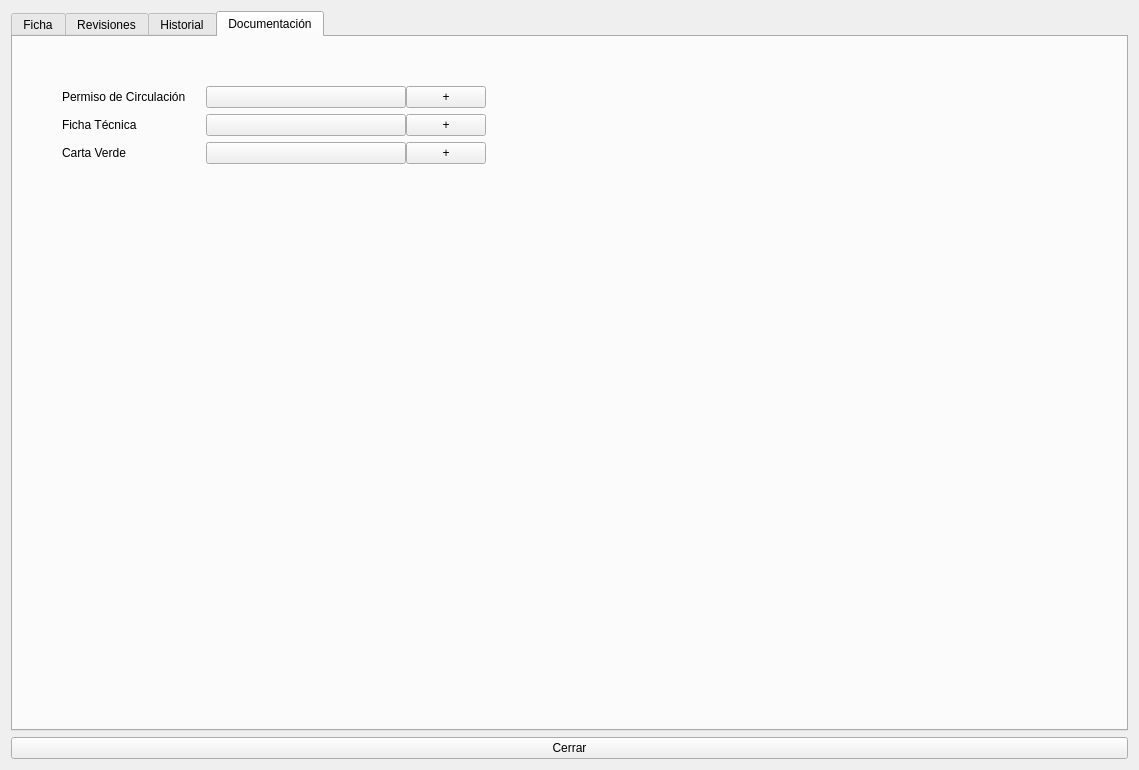
The window that views/forms_ui/vehicle.ui (serk82/nexus_admin_client) describes before a commit, drawn with Qt 5.
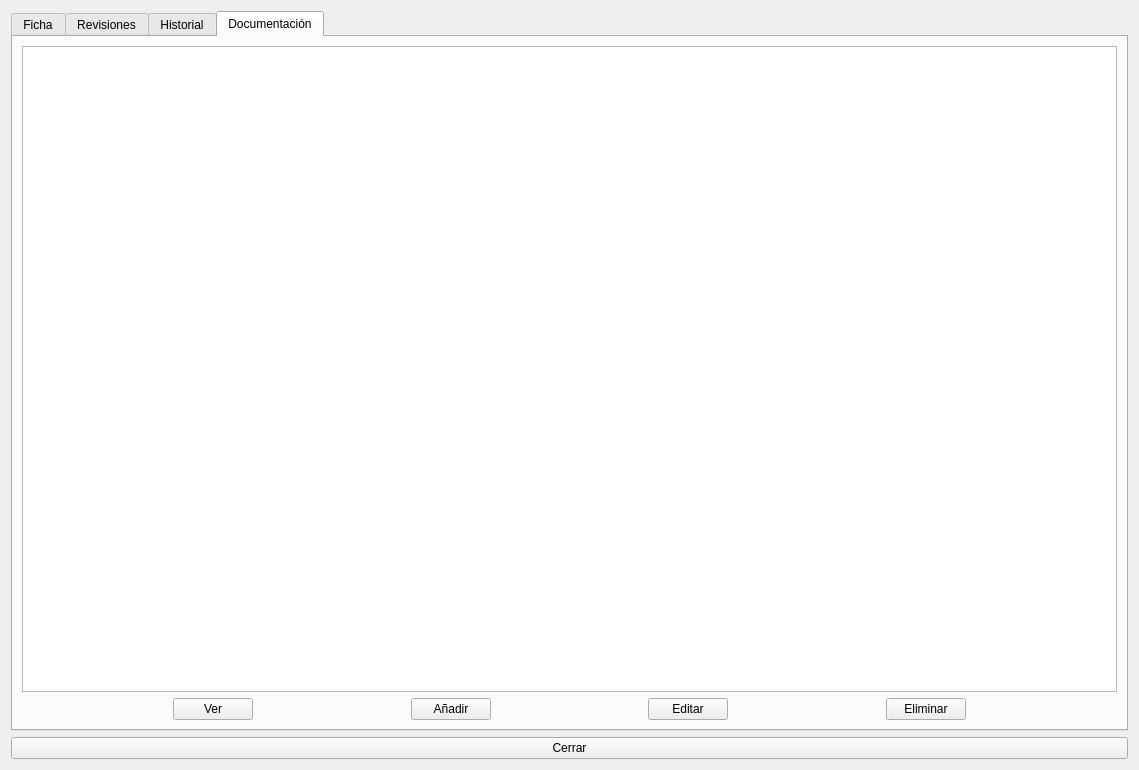
The same window after the commit. The open tabs and pages were chosen to show the change.

Commit message:
Refactor vehicle document management UI and controller
- Removed obsolete UI files for vehicle documents and vehicle document types.
- Added new UI files for managing vehicle document types.
- Implemented TypesVehicleDocumentsController for handling API interactions related to vehicle document types.
- Updated forms to handle adding, editing, and deleting vehicle document types with appropriate signals and error handling.
- Enhanced user experience with informative messages and loading indicators during API calls.

The edit to the form file:
```diff
--- a/views/forms_ui/vehicle.ui
+++ b/views/forms_ui/vehicle.ui
@@ -1079,157 +1079,22 @@
          <string>Documentación</string>
         </attribute>
         <layout class="QGridLayout" name="gridLayout_15">
-         <item row="0" column="1">
-          <spacer name="verticalSpacer_5">
-           <property name="orientation">
-            <enum>Qt::Orientation::Vertical</enum>
-           </property>
-           <property name="sizeType">
-            <enum>QSizePolicy::Policy::Fixed</enum>
-           </property>
-           <property name="sizeHint" stdset="0">
-            <size>
-             <width>20</width>
-             <height>40</height>
-            </size>
-           </property>
-          </spacer>
-         </item>
-         <item row="1" column="0">
-          <spacer name="horizontalSpacer_8">
-           <property name="orientation">
-            <enum>Qt::Orientation::Horizontal</enum>
-           </property>
-           <property name="sizeType">
-            <enum>QSizePolicy::Policy::Fixed</enum>
-           </property>
-           <property name="sizeHint" stdset="0">
-            <size>
-             <width>40</width>
-             <height>20</height>
-            </size>
-           </property>
-          </spacer>
-         </item>
-         <item row="1" column="1">
-          <layout class="QFormLayout" name="formLayout_5">
-           <property name="horizontalSpacing">
-            <number>20</number>
-           </property>
            <item row="0" column="0">
-            <widget class="QLabel" name="lbl_registration_certificate">
-             <property name="text">
-              <string>Permiso de Circulación</string>
-             </property>
-            </widget>
-           </item>
-           <item row="0" column="1">
-            <layout class="QHBoxLayout" name="horizontalLayout_7">
-             <item>
-              <widget class="QPushButton" name="btn_registration_certificate">
-               <property name="sizePolicy">
-                <sizepolicy hsizetype="Minimum" vsizetype="Fixed">
-                 <horstretch>0</horstretch>
-                 <verstretch>0</verstretch>
-                </sizepolicy>
-               </property>
-               <property name="minimumSize">
-                <size>
-                 <width>200</width>
-                 <height>0</height>
-                </size>
-               </property>
-               <property name="maximumSize">
-                <size>
-                 <width>200</width>
-                 <height>16777215</height>
-                </size>
-               </property>
-               <property name="text">
-                <string/>
-               </property>
-              </widget>
-             </item>
-             <item>
-              <widget class="QPushButton" name="btn_add_registration_certificate">
-               <property name="sizePolicy">
-                <sizepolicy hsizetype="Fixed" vsizetype="Fixed">
-                 <horstretch>0</horstretch>
-                 <verstretch>0</verstretch>
-                </sizepolicy>
-               </property>
-               <property name="text">
-                <string>+</string>
-               </property>
-              </widget>
-             </item>
-             <item>
-              <spacer name="horizontalSpacer_14">
-               <property name="orientation">
-                <enum>Qt::Orientation::Horizontal</enum>
-               </property>
-               <property name="sizeHint" stdset="0">
-                <size>
-                 <width>40</width>
-                 <height>20</height>
-                </size>
-               </property>
-              </spacer>
-             </item>
-            </layout>
+          <widget class="QTableView" name="tvw_vehicle_documents"/>
            </item>
            <item row="1" column="0">
-            <widget class="QLabel" name="lbl_technical_specifications">
-             <property name="text">
-              <string>Ficha Técnica</string>
-             </property>
-            </widget>
-           </item>
-           <item row="1" column="1">
-            <layout class="QHBoxLayout" name="horizontalLayout_8">
+          <layout class="QHBoxLayout" name="horizontalLayout_7" stretch="0,0,0,0,0,0,0,0,0">
+           <property name="sizeConstraint">
+            <enum>QLayout::SizeConstraint::SetDefaultConstraint</enum>
+           </property>
              <item>
-              <widget class="QPushButton" name="btn_technical_specifications">
-               <property name="sizePolicy">
-                <sizepolicy hsizetype="Minimum" vsizetype="Fixed">
-                 <horstretch>0</horstretch>
-                 <verstretch>0</verstretch>
-                </sizepolicy>
-               </property>
-               <property name="minimumSize">
-                <size>
-                 <width>200</width>
-                 <height>0</height>
-                </size>
-               </property>
-               <property name="maximumSize">
-                <size>
-                 <width>200</width>
-                 <height>16777215</height>
-                </size>
-               </property>
-               <property name="text">
-                <string/>
-               </property>
-              </widget>
-             </item>
-             <item>
-              <widget class="QPushButton" name="btn_add_technical_specifications">
-               <property name="sizePolicy">
-                <sizepolicy hsizetype="Fixed" vsizetype="Fixed">
-                 <horstretch>0</horstretch>
-                 <verstretch>0</verstretch>
-                </sizepolicy>
-               </property>
-               <property name="text">
-                <string>+</string>
-               </property>
-              </widget>
-             </item>
-             <item>
-              <spacer name="horizontalSpacer_15">
+            <spacer name="horizontalSpacer_8">
                <property name="orientation">
                 <enum>Qt::Orientation::Horizontal</enum>
                </property>
+             <property name="sizeType">
+              <enum>QSizePolicy::Policy::Expanding</enum>
+             </property>
                <property name="sizeHint" stdset="0">
                 <size>
                  <width>40</width>
@@ -1238,52 +1103,10 @@
                </property>
               </spacer>
              </item>
-            </layout>
-           </item>
-           <item row="2" column="0">
-            <widget class="QLabel" name="lbl_green_card">
-             <property name="text">
-              <string>Carta Verde</string>
-             </property>
-            </widget>
-           </item>
-           <item row="2" column="1">
-            <layout class="QHBoxLayout" name="horizontalLayout_9">
              <item>
-              <widget class="QPushButton" name="btn_green_card">
-               <property name="sizePolicy">
-                <sizepolicy hsizetype="Minimum" vsizetype="Fixed">
-                 <horstretch>0</horstretch>
-                 <verstretch>0</verstretch>
-                </sizepolicy>
-               </property>
-               <property name="minimumSize">
-                <size>
-                 <width>200</width>
-                 <height>0</height>
-                </size>
-               </property>
-               <property name="maximumSize">
-                <size>
-                 <width>200</width>
-                 <height>16777215</height>
-                </size>
-               </property>
+            <widget class="QPushButton" name="btn_view_vehicle_document">
                <property name="text">
-                <string/>
-               </property>
-              </widget>
-             </item>
-             <item>
-              <widget class="QPushButton" name="btn_add_green_card">
-               <property name="sizePolicy">
-                <sizepolicy hsizetype="Fixed" vsizetype="Fixed">
-                 <horstretch>0</horstretch>
-                 <verstretch>0</verstretch>
-                </sizepolicy>
-               </property>
-               <property name="text">
-                <string>+</string>
+              <string>Ver</string>
                </property>
               </widget>
              </item>
@@ -1300,18 +1123,24 @@
                </property>
               </spacer>
              </item>
-            </layout>
+           <item>
+            <widget class="QPushButton" name="btn_add_vehicle_document">
+             <property name="minimumSize">
+              <size>
+               <width>0</width>
+               <height>0</height>
+              </size>
+             </property>
+             <property name="text">
+              <string>Añadir</string>
+             </property>
+            </widget>
            </item>
-          </layout>
-         </item>
-         <item row="1" column="2">
+           <item>
           <spacer name="horizontalSpacer_9">
            <property name="orientation">
             <enum>Qt::Orientation::Horizontal</enum>
            </property>
-           <property name="sizeType">
-            <enum>QSizePolicy::Policy::Fixed</enum>
-           </property>
            <property name="sizeHint" stdset="0">
             <size>
              <width>40</width>
@@ -1320,21 +1149,47 @@
            </property>
           </spacer>
          </item>
-         <item row="2" column="1">
-          <spacer name="verticalSpacer_6">
+           <item>
+            <widget class="QPushButton" name="btn_edit_vehicle_document">
+             <property name="text">
+              <string>Editar</string>
+             </property>
+            </widget>
+           </item>
+           <item>
+            <spacer name="horizontalSpacer_14">
            <property name="orientation">
-            <enum>Qt::Orientation::Vertical</enum>
-           </property>
-           <property name="sizeType">
-            <enum>QSizePolicy::Policy::Fixed</enum>
-           </property>
+              <enum>Qt::Orientation::Horizontal</enum>
+             </property>
+             <property name="sizeHint" stdset="0">
+              <size>
+               <width>40</width>
+               <height>20</height>
+              </size>
+             </property>
+            </spacer>
+           </item>
+           <item>
+            <widget class="QPushButton" name="btn_delete_vehicle_document">
+             <property name="text">
+              <string>Eliminar</string>
+             </property>
+            </widget>
+           </item>
+           <item>
+            <spacer name="horizontalSpacer_15">
+             <property name="orientation">
+              <enum>Qt::Orientation::Horizontal</enum>
+             </property>
            <property name="sizeHint" stdset="0">
             <size>
-             <width>20</width>
-             <height>40</height>
+               <width>40</width>
+               <height>20</height>
             </size>
            </property>
           </spacer>
+           </item>
+          </layout>
          </item>
         </layout>
        </widget>
```
Lines whose indentation alone changed are shown as unchanged. The commit also changes 13 other files.
